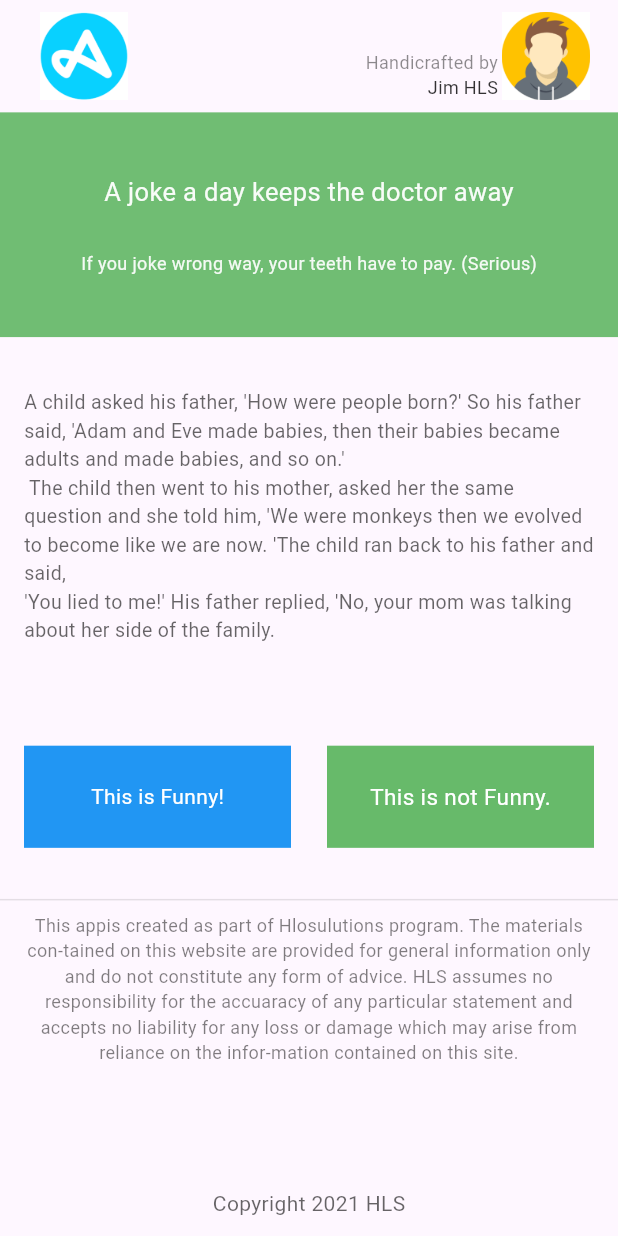
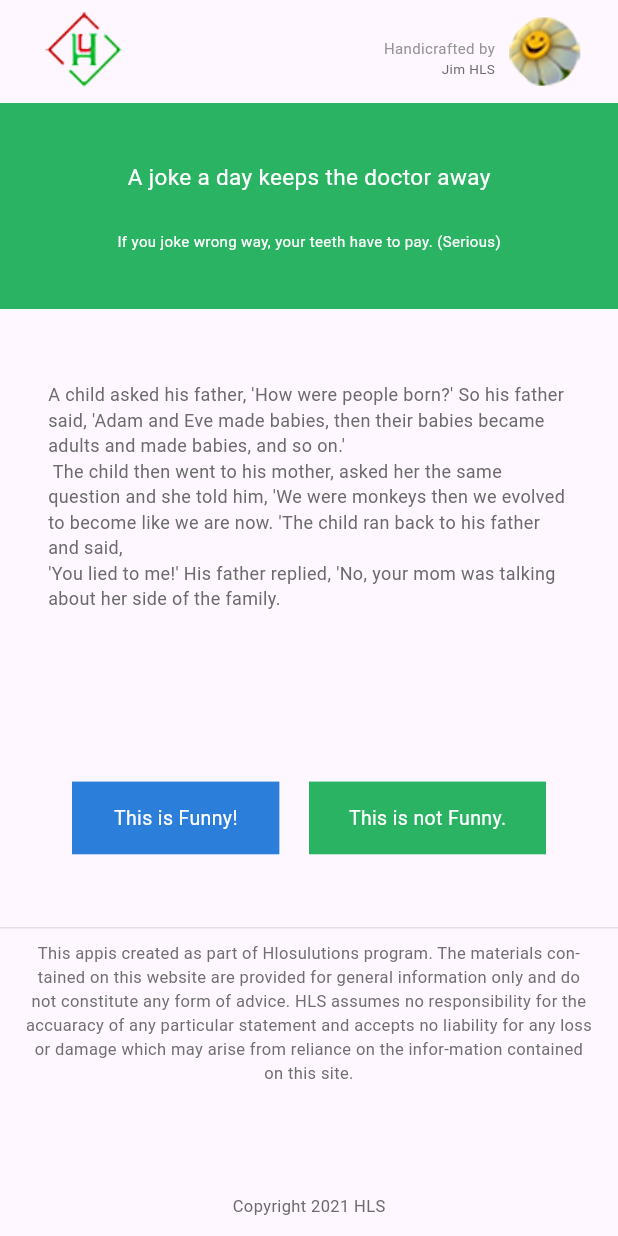
Before and after one commit to IMD246/examZens, a Flutter app: the screen it shows after launch, on a phone screen of 412 x 824 dp. Run offline on Flutter 3.47's test engine with Material 2 defaults, Android fonts, the phone set to English and light mode, and no system bars; our stand-ins replace freezed_annotation, shared_preferences.

Commit message:
build web and fix UI

```diff
--- a/lib/main.dart
+++ b/lib/main.dart
@@ -66,7 +66,7 @@ class _MyHomePageState extends State<MyHomePage> {
               child: _body1(),
             ),
             Expanded(
-              flex: 5,
+              flex: 6,
               child: _body2(jokeProvider),
             ),
             Expanded(
@@ -92,19 +92,22 @@ class _MyHomePageState extends State<MyHomePage> {
           }
           return Column(
             children: [
-              const Spacer(),
+              const Spacer(flex: 2),
               Expanded(
-                flex: 6,
+                flex: 10,
                 child: Consumer<JokeProvider>(
                   builder: (context, value, child) {
-                    return Text(
+                    return Padding(
+                      padding: const EdgeInsets.symmetric(horizontal: 16.0),
+                      child: Text(
                         value.listJokes.isEmpty
                             ? "That's all the jokes for today! Come back another day!"
                             : value.listJokes.first.content ?? "",
-                      style: TextStyle(
-                        fontSize: 13,
-                        color: Colors.black.withOpacity(
-                          0.6,
+                        style: const TextStyle(
+                          fontSize: 12,
+                          color: Color(
+                            0xff6b6b6b,
+                          ),
                         ),
                       ),
                     );
@@ -114,10 +117,12 @@ class _MyHomePageState extends State<MyHomePage> {
               const Spacer(),
               Expanded(
                 flex: 2,
+                child: Padding(
+                  padding: const EdgeInsets.symmetric(horizontal: 32.0),
                   child: Row(
                     children: [
-                    Flexible(
-                      flex: 2,
+                      Expanded(
+                        flex: 7,
                         child: _likeButton(
                           press: () async {
                             await jokeProvider.processingGame(
@@ -126,11 +131,9 @@ class _MyHomePageState extends State<MyHomePage> {
                           },
                         ),
                       ),
-                    const SizedBox(
-                      width: 24,
-                    ),
-                    Flexible(
-                      flex: 2,
+                      const Spacer(),
+                      Expanded(
+                        flex: 8,
                         child: _dislikeButton(
                           press: () async {
                             await jokeProvider.processingGame(
@@ -142,7 +145,8 @@ class _MyHomePageState extends State<MyHomePage> {
                     ],
                   ),
                 ),
-              const Spacer(),
+              ),
+              const Spacer(flex: 2),
             ],
           );
         },
@@ -154,7 +158,9 @@ class _MyHomePageState extends State<MyHomePage> {
     return InkWell(
       onTap: press,
       child: Container(
-        color: Colors.green.withOpacity(0.85),
+        color: const Color(
+          0xff29b363,
+        ),
         alignment: Alignment.center,
         padding: const EdgeInsets.symmetric(
           horizontal: 16,
@@ -163,7 +169,7 @@ class _MyHomePageState extends State<MyHomePage> {
           "This is not Funny.",
           style: TextStyle(
             color: Colors.white,
-            fontSize: 15,
+            fontSize: 13,
           ),
         ),
       ),
@@ -174,7 +180,9 @@ class _MyHomePageState extends State<MyHomePage> {
     return InkWell(
       onTap: press,
       child: Container(
-        color: Colors.blue,
+        color: const Color(
+          0xff2c7edb,
+        ),
         alignment: Alignment.center,
         padding: const EdgeInsets.symmetric(
           horizontal: 16,
@@ -183,6 +191,7 @@ class _MyHomePageState extends State<MyHomePage> {
           "This is Funny!",
           style: TextStyle(
             color: Colors.white,
+            fontSize: 13,
           ),
         ),
       ),
@@ -203,27 +212,27 @@ class _MyHomePageState extends State<MyHomePage> {
           ),
         ),
       ),
-      child: Column(
+      child: const Column(
         children: [
           Text(
             "This appis created as part of Hlosulutions program. The materials con-tained on this website are provided for general information only and do not constitute any form of advice. HLS assumes no responsibility for the accuaracy of any particular statement and accepts no liability for any loss or damage which may arise from reliance on the infor-mation contained on this site.",
             style: TextStyle(
-              fontSize: 12,
-              color: Colors.black.withOpacity(
-                0.5,
+              fontSize: 11,
+              color: Color(
+                0xff6f6f6f,
               ),
             ),
             textAlign: TextAlign.center,
           ),
-          const Spacer(),
+          Spacer(),
           Padding(
-            padding: const EdgeInsets.only(bottom: 4.0),
+            padding: EdgeInsets.only(bottom: 4.0),
             child: Text(
               "Copyright 2021 HLS",
               style: TextStyle(
-                fontSize: 14,
-                color: Colors.black.withOpacity(
-                  0.6,
+                fontSize: 11,
+                color: Color(
+                  0xff6b6b6b,
                 ),
               ),
             ),
@@ -235,27 +244,29 @@ class _MyHomePageState extends State<MyHomePage> {
 
   Container _body1() {
     return Container(
-      color: Colors.green.withOpacity(0.8),
+      color: const Color(
+        0xff29b363,
+      ),
       alignment: Alignment.center,
-      child: Column(
+      child: const Column(
         children: [
-          const Spacer(flex: 3),
+          Spacer(flex: 3),
           Text(
             "A joke a day keeps the doctor away",
             style: TextStyle(
-              color: Colors.white.withOpacity(0.95),
-              fontSize: 17,
+              color: Color(0xffffffff),
+              fontSize: 15,
             ),
           ),
-          const Spacer(flex: 2),
+          Spacer(flex: 2),
           Text(
             "If you joke wrong way, your teeth have to pay. (Serious)",
             style: TextStyle(
-              color: Colors.white.withOpacity(0.92),
-              fontSize: 12,
+              color: Color(0xffffffff),
+              fontSize: 10,
             ),
           ),
-          const Spacer(flex: 3),
+          Spacer(flex: 3),
         ],
       ),
     );
@@ -269,7 +280,9 @@ class _MyHomePageState extends State<MyHomePage> {
         right: 16,
         left: 24,
       ),
-      child: Row(mainAxisAlignment: MainAxisAlignment.spaceBetween, children: [
+      child: Row(
+        mainAxisAlignment: MainAxisAlignment.spaceBetween,
+        children: [
           Image.asset(
             "assets/icons/ic_app.png",
             fit: BoxFit.contain,
@@ -279,29 +292,34 @@ class _MyHomePageState extends State<MyHomePage> {
           Row(
             mainAxisAlignment: MainAxisAlignment.center,
             children: [
-            Column(
+              const Column(
                 crossAxisAlignment: CrossAxisAlignment.end,
                 mainAxisAlignment: MainAxisAlignment.end,
                 children: [
+                  Spacer(flex: 2),
                   Text(
                     "Handicrafted by",
                     style: TextStyle(
-                    color: Colors.black.withOpacity(
-                      0.45,
+                      color: Color(
+                        0xff949494,
                       ),
-                    fontSize: 12,
+                      fontSize: 10,
                     ),
                   ),
                   Text(
                     "Jim HLS",
                     style: TextStyle(
-                    color: Colors.black.withOpacity(
-                      0.8,
+                      color: Color(
+                        0xff6b6b6b,
                       ),
-                    fontSize: 12,
+                      fontSize: 9,
                     ),
                   ),
+                  Spacer(),
                 ],
+              ),
+              const SizedBox(
+                width: 2,
               ),
               Image.asset(
                 "assets/icons/ic_avatar.png",
@@ -311,7 +329,8 @@ class _MyHomePageState extends State<MyHomePage> {
               ),
             ],
           ),
-      ]),
+        ],
+      ),
     );
   }
 }
```
Also changed, not shown: assets/icons/ic_app.png, assets/icons/ic_avatar.png, 6 other files. Lines whose indentation alone changed are shown as unchanged.
